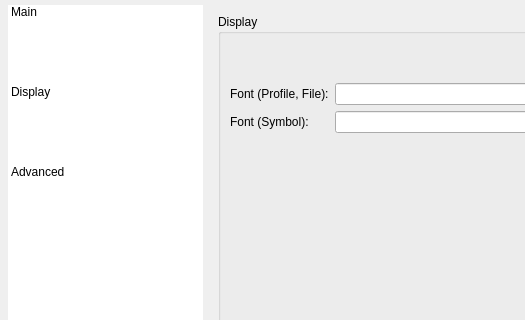
Before: the Qt Designer form Resources/Forms/configDialog.ui in ychclone/blink, drawn with Qt 5; both pictures show x 0 to 525 and y 0 to 320 of the 995 by 517 pixel window.
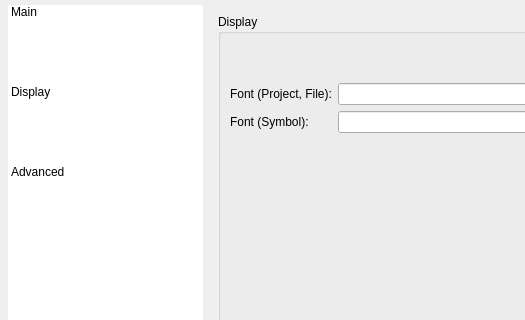
After: the same form once the commit is applied. The open tabs and pages were chosen to show the change. Icons and pictures are not drawn.

Commit message: refactor code, doc, screenshots from profile to project

```diff
--- a/Resources/Forms/configDialog.ui
+++ b/Resources/Forms/configDialog.ui
@@ -169,7 +169,7 @@
               <item row="0" column="0">
                <widget class="QLabel" name="label_6">
                 <property name="text">
-                 <string>Font (Profile, File):</string>
+                 <string>Font (Project, File):</string>
                 </property>
                </widget>
               </item>
```
Left out of the diff: 4 changed lines with no effect on the pictures. The commit also changes 52 other files.
